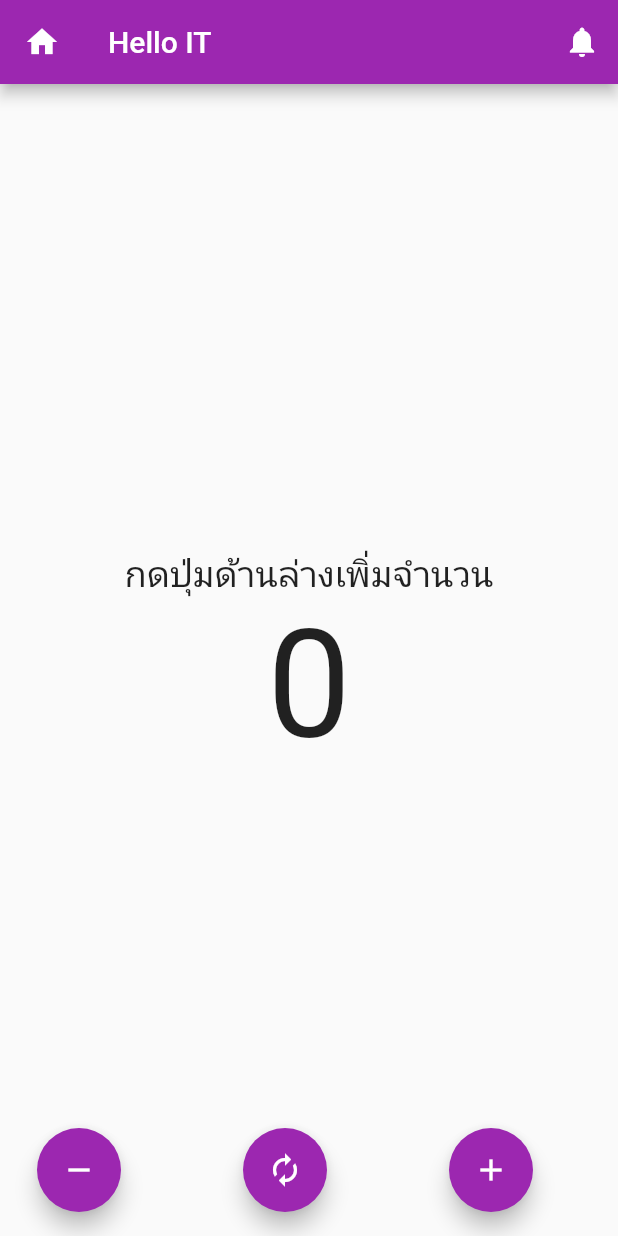
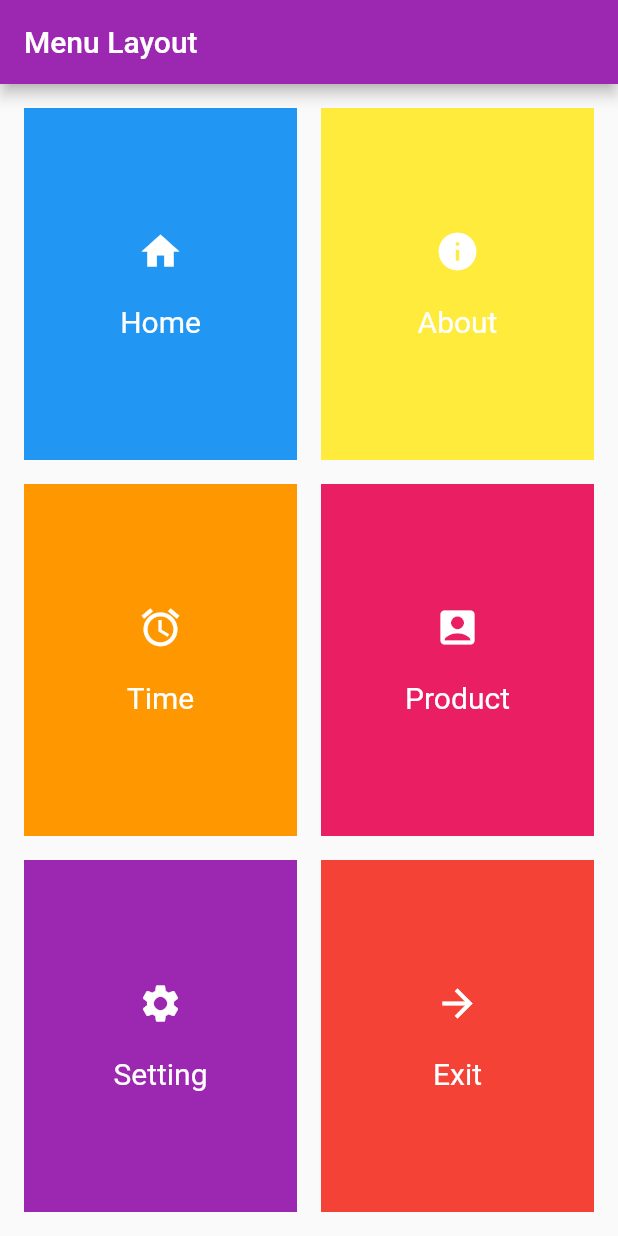
Before and after one commit to werawatk/counter, a Flutter app: the screen it shows after launch, on a phone screen of 412 x 824 dp. Run offline on Flutter 3.47's test engine with Material 2 defaults, Android fonts, the phone set to English and light mode, and no system bars.

Commit message:
layout flutter

```diff
--- /dev/null
+++ b/lib/buttonlayouts.dart
@@ -0,0 +1,141 @@
+import 'package:flutter/material.dart';
+
+class MymunuPage extends StatefulWidget {
+  //MymunuPage({Key? key}) : super(key: key);
+
+  @override
+  _MymunuPageState createState() => _MymunuPageState();
+}
+
+class _MymunuPageState extends State<MymunuPage> {
+  @override
+  Widget build(BuildContext context) {
+    return Scaffold(appBar:
+    AppBar(title:
+    Text('Menu Layout'),
+    ),
+    body: Padding(
+      padding: const EdgeInsets.all(8.0),
+      child: Column(
+        children: <Widget>[
+          Expanded(
+            child: Row(
+              children: <Widget>[
+                Expanded(
+                  child: Padding(
+                    padding: const EdgeInsets.all(8.0),
+                    child: Container(
+                      color: Colors.blue,
+                      child: Column(
+                        mainAxisAlignment: MainAxisAlignment.center,
+                        children: <Widget>[
+                          Icon(Icons.home,size: 30,color: Colors.white,),
+                          SizedBox(height: 20,),
+                          Text('Home',style: TextStyle(fontSize: 20,color: Colors.white),),
+                        ],
+                      ),
+                    ),
+                  ),
+                ),
+                Expanded(
+                  child: Padding(
+                    padding: const EdgeInsets.all(8.0),
+                    child: Container(
+                      color: Colors.yellow,
+                      child: Column(
+                        mainAxisAlignment: MainAxisAlignment.center,
+                        children: <Widget>[
+                          Icon(Icons.info,size: 30,color: Colors.white,),
+                          SizedBox(height: 20,),
+                          Text('About',style: TextStyle(fontSize: 20,color: Colors.white),),
+                        ],
+                      ),
+                    ),
+                  ),
+                )
+              ],
+
+            ),),
+            Expanded(
+            child: Row(
+              children: <Widget>[
+                Expanded(
+                  child: Padding(
+                    padding: const EdgeInsets.all(8.0),
+                    child: Container(
+                      color: Colors.orange,
+                      child: Column(
+                        mainAxisAlignment: MainAxisAlignment.center,
+                        children: <Widget>[
+                          Icon(Icons.alarm,size: 30,color: Colors.white,),
+                          SizedBox(height: 20,),
+                          Text('Time',style: TextStyle(fontSize: 20,color: Colors.white),),
+                        ],
+                      ),
+                    ),
+                  ),
+                ),
+                Expanded(
+                  child: Padding(
+                    padding: const EdgeInsets.all(8.0),
+                    child: Container(
+                      color: Colors.pink,
+                      child: Column(
+                        mainAxisAlignment: MainAxisAlignment.center,
+                        children: <Widget>[
+                          Icon(Icons.account_box,size: 30,color: Colors.white,),
+                          SizedBox(height: 20,),
+                          Text('Product',style: TextStyle(fontSize: 20,color: Colors.white),),
+                        ],
+                      ),
+                    ),
+                  ),
+                )
+              ],
+
+            ),),
+            Expanded(
+            child: Row(
+              children: <Widget>[
+                Expanded(
+                  child: Padding(
+                    padding: const EdgeInsets.all(8.0),
+                    child: Container(
+                      color: Colors.purple,
+                      child: Column(
+                        mainAxisAlignment: MainAxisAlignment.center,
+                        children: <Widget>[
+                          Icon(Icons.settings,size: 30,color: Colors.white,),
+                          SizedBox(height: 20,),
+                          Text('Setting',style: TextStyle(fontSize: 20,color: Colors.white),),
+                        ],
+                      ),
+                    ),
+                  ),
+                ),
+                Expanded(
+                  child: Padding(
+                    padding: const EdgeInsets.all(8.0),
+                    child: Container(
+                      color: Colors.red,
+                      child: Column(
+                        mainAxisAlignment: MainAxisAlignment.center,
+                        children: <Widget>[
+                          Icon(Icons.arrow_forward,size: 30,color: Colors.white,),
+                          SizedBox(height: 20,),
+                          Text('Exit',style: TextStyle(fontSize: 20,color: Colors.white),),
+                        ],
+                      ),
+                    ),
+                  ),
+                )
+              ],
+
+            ),)
+        ],
+      ),
+    ),
+    );
+
+  }
+}
--- a/lib/main.dart
+++ b/lib/main.dart
@@ -1,5 +1,12 @@
+import 'package:couters/buttonlayout.dart';
+import 'package:couters/buttonlayouts.dart';
+import 'package:couters/centerlayout.dart';
+import 'package:couters/containerlayout.dart';
+import 'package:couters/expandedlayout.dart';
+import 'package:couters/rowlayout.dart';
+import 'package:couters/stacklayout.dart';
 import 'package:flutter/material.dart';
-
+import 'counter.dart';
 void main() {
   runApp(MyApp());
 }
@@ -15,75 +22,7 @@ class MyApp extends StatelessWidget {
     title: 'Flutter IT',
     theme: ThemeData(
       primarySwatch: Colors.purple ),
-      home: MyHomePage(),
+      home: MymunuPage(),
     );
   }
 }
-
-class MyHomePage extends StatefulWidget {
-//  MyHomePage({Key? key}) : super(key: key);
-
-  @override
-  _MyHomePageState createState() => _MyHomePageState();
-}
-
-class _MyHomePageState extends State<MyHomePage> {
-  int counter = 0;
-
-  void _incrementCounter(){
-    setState(() {
-       counter++;
-    });
-
-  }
-  void _removeCounter(){
-    setState(() {
-       counter--;
-        });
-  }
-  void _resetCounter(){
-    setState(() {
-        counter = 0;
-        });
-  }
-  @override
-  Widget build(BuildContext context) {
-    return  Scaffold(
-      appBar:AppBar(
-        leading: Icon(Icons.home),
-        title: Text('Hello IT'),
-        actions: <Widget>[
-        IconButton(icon: Icon(Icons.notifications),
-         onPressed: (){})
-      ],
-      ),
-      body: Center(
-          child: Column(
-            mainAxisAlignment: MainAxisAlignment.center,
-            children: [
-              Text('กดปุ่มด้านล่างเพิ่มจำนวน',style: TextStyle(fontSize: 24),),
-              Text('$counter',style: TextStyle(fontSize: 100.0),),
-            ],
-          ),
-        ),
-        floatingActionButton: Row(
-          mainAxisAlignment: MainAxisAlignment.spaceAround,
-          children: [
-            FloatingActionButton(
-             onPressed: _removeCounter,
-             tooltip: 'ปุ่มลบ',
-             child: Icon(Icons.remove),
-             ),
-             FloatingActionButton(
-             onPressed: _resetCounter,
-             tooltip: 'ปุ่มรีเซ็ต',
-             child: Icon(Icons.autorenew),),
-             FloatingActionButton(
-             onPressed: _incrementCounter,
-             tooltip: 'ปุ่มเพิ่ม',
-             child: Icon(Icons.add),),
-          ],
-        ),
-      );
-  }
-}
```
Also changed, not shown: lib/buttonlayout.dart (added, +142 -0 lines), lib/centerlayout.dart (added, +21 -0 lines), lib/containerlayout.dart (added, +35 -0 lines), lib/counter.dart (added, +68 -0 lines), lib/expandedlayout.dart (added, +40 -0 lines), lib/rowlayout.dart (added, +48 -0 lines), lib/stacklayout.dart (added, +51 -0 lines).
